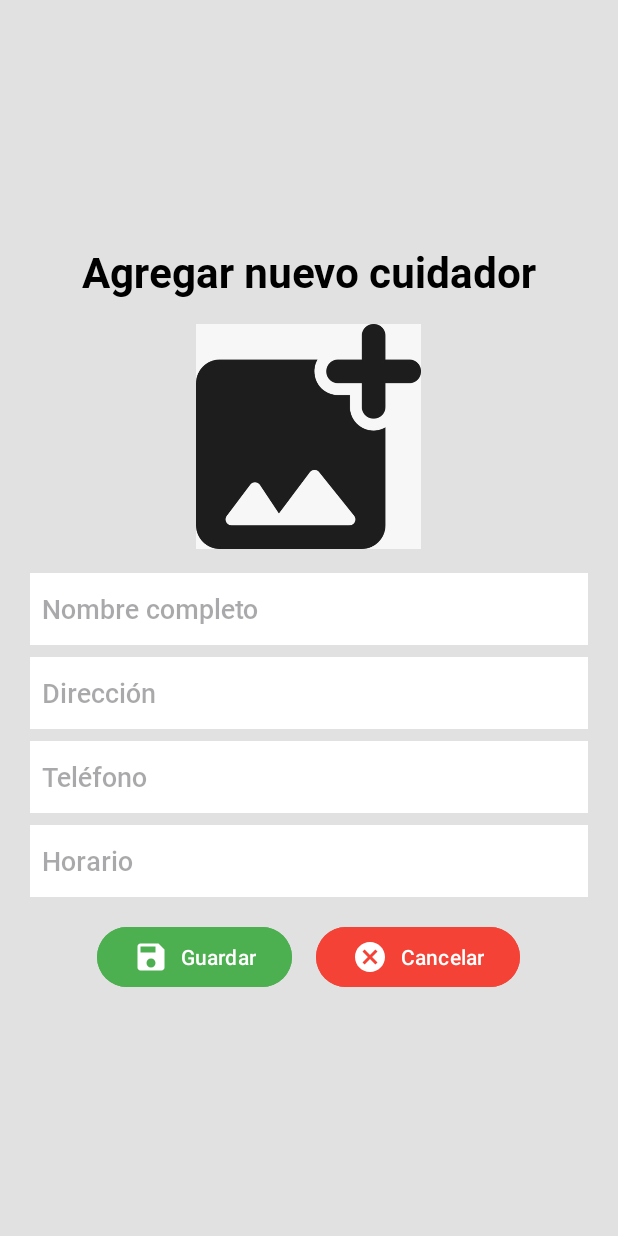
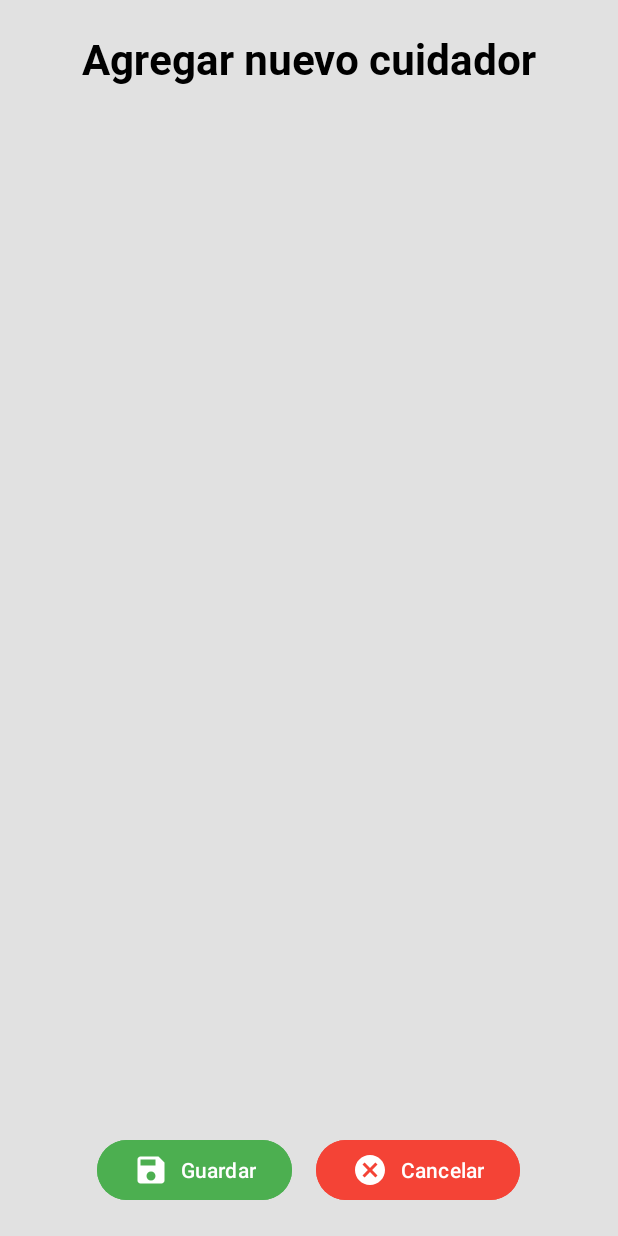
Before and after one commit to Aperlop2/App_CAPSA_JAVA, an Android app: the layout agregar_nuevo_cuidador.xml on its own in the app's theme, with its tools: preview values and no code run, on a phone screen of 412 x 824 dp. Run offline under Robolectric (Android 15) with nearby library versions, the phone set to English and light mode, and no system bars.

Commit message:
Este no cuenta como trabajo en equipo solo se pasaron unos codigos al repositorio original

```diff
--- a/app/src/main/res/layout/agregar_nuevo_cuidador.xml
+++ b/app/src/main/res/layout/agregar_nuevo_cuidador.xml
@@ -9,7 +9,7 @@
 
     <LinearLayout
         android:layout_width="match_parent"
-        android:layout_height="wrap_content"
+        android:layout_height="match_parent"
         android:orientation="vertical"
         android:padding="20dp"
         android:gravity="center"
@@ -18,80 +18,38 @@
         app:layout_constraintStart_toStartOf="parent"
         app:layout_constraintEnd_toEndOf="parent">
 
-        <TextView
+        <ScrollView
             android:layout_width="match_parent"
-            android:layout_height="wrap_content"
-            android:text="@string/agregar_cuidador"
-            android:textSize="28sp"
-            android:textColor="@color/black"
-            android:fontFamily="@font/roboto_bold"
-            android:gravity="center"/>
+            android:layout_height="0dp"
+            android:layout_weight="1">
 
-        <ImageView
-            android:id="@+id/camera_icon"
-            android:layout_width="150dp"
-            android:layout_height="150dp"
-            android:layout_margin="16dp"
-            android:src="@drawable/agregar_foto"
-            tools:ignore="ContentDescription" />
+            <LinearLayout
+                android:layout_width="match_parent"
+                android:layout_height="wrap_content"
+                android:orientation="vertical">
 
-        <EditText
-            android:id="@+id/etNombre"
-            android:layout_width="match_parent"
-            android:layout_height="wrap_content"
-            android:layout_marginBottom="8dp"
-            android:background="@color/white"
-            android:fontFamily="@font/roboto_medium"
-            android:hint="@string/nombre"
-            android:inputType="textPersonName"
-            android:minHeight="48dp"
-            android:padding="8dp"
-            tools:ignore="Autofill,TextContrastCheck,VisualLintTextFieldSize" />
+                <TextView
+                    android:layout_width="match_parent"
+                    android:layout_height="wrap_content"
+                    android:text="@string/agregar_cuidador"
+                    android:textSize="28sp"
+                    android:textColor="@color/black"
+                    android:fontFamily="@font/roboto_bold"
+                    android:gravity="center"
+                    android:layout_marginBottom="16dp" />
 
-        <EditText
-            android:id="@+id/etDireccion"
-            android:layout_width="match_parent"
-            android:layout_height="wrap_content"
-            android:layout_marginBottom="8dp"
-            android:background="@color/white"
-            android:fontFamily="@font/roboto_medium"
-            android:hint="@string/direccion"
-            android:inputType="textPostalAddress"
-            android:minHeight="48dp"
-            android:padding="8dp"
-            tools:ignore="Autofill,TextContrastCheck,VisualLintTextFieldSize" />
 
-        <EditText
-            android:id="@+id/etTelefono"
-            android:layout_width="match_parent"
-            android:layout_height="wrap_content"
-            android:layout_marginBottom="8dp"
-            android:background="@color/white"
-            android:fontFamily="@font/roboto_medium"
-            android:hint="@string/telefono"
-            android:inputType="phone"
-            android:minHeight="48dp"
-            android:padding="8dp"
-            tools:ignore="Autofill,TextContrastCheck,VisualLintTextFieldSize" />
+                <!-- Aquí puedes añadir los elementos faltantes (como campos de texto, etc.) -->
 
-        <EditText
-            android:id="@+id/etHorario"
-            android:layout_width="match_parent"
-            android:layout_height="wrap_content"
-            android:layout_marginBottom="16dp"
-            android:background="@color/white"
-            android:fontFamily="@font/roboto_medium"
-            android:hint="@string/horario"
-            android:inputType="text"
-            android:minHeight="48dp"
-            android:padding="8dp"
-            tools:ignore="Autofill,TextContrastCheck,VisualLintTextFieldSize" />
+            </LinearLayout>
+        </ScrollView>
 
         <LinearLayout
             android:layout_width="match_parent"
             android:layout_height="wrap_content"
             android:orientation="horizontal"
-            android:gravity="center">
+            android:gravity="center"
+            android:layout_marginTop="16dp">
 
             <Button
                 android:id="@+id/btnGuardar"
@@ -114,5 +72,6 @@
                 android:textColor="#FFFFFF"
                 tools:ignore="ButtonStyle,RtlHardcoded,TextContrastCheck" />
         </LinearLayout>
+
     </LinearLayout>
 </androidx.constraintlayout.widget.ConstraintLayout>
```
Also changed, not shown: app/src/main/res/layout/gestion_de_cuidadores.xml (+22 -37 lines), app/src/main/res/layout/list_item.xml (added, +8 -0 lines).
